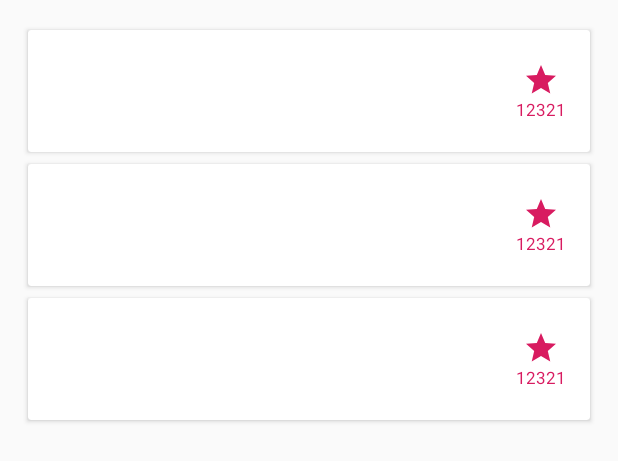
After one commit to Sirelon/AndroidGithubApi, an Android app: the layout fragment_saved_items.xml on its own in the app's theme, with its tools: preview values and no code run, on a phone screen of 412 x 824 dp. The commit adds this screen. Shown: the top 461 px of the screen. Run offline under Robolectric (Android 15) with nearby library versions, the phone set to English and light mode, and no system bars.

Commit message:
Show saved repositories. Open browser by clicking on it

```diff
--- a/app/src/main/java/com/sirelon/githubapi/MainActivity.kt
+++ b/app/src/main/java/com/sirelon/githubapi/MainActivity.kt
@@ -39,7 +39,7 @@ class MainActivity : AppCompatActivity() {
         val appBarConfiguration = AppBarConfiguration(
             setOf(
                 R.id.navigation_search_repo,
-                R.id.navigation_dashboard,
+                R.id.navigation_saved_items,
                 R.id.navigation_notifications
             )
         )
--- a/app/src/main/java/com/sirelon/githubapi/database/AppDataBase.kt
+++ b/app/src/main/java/com/sirelon/githubapi/database/AppDataBase.kt
@@ -8,7 +8,7 @@ import com.sirelon.githubapi.feature.repository.RepositoryDao
 /**
  * Created on 2019-09-05 20:49 for GithubAPi.
  */
-@Database(entities = [Repository::class], version = 1)
+@Database(entities = [Repository::class], version = 2)
 abstract class AppDataBase : RoomDatabase() {
     abstract fun repositoryDao(): RepositoryDao
 }
--- a/app/src/main/java/com/sirelon/githubapi/feature/repository/Repository.kt
+++ b/app/src/main/java/com/sirelon/githubapi/feature/repository/Repository.kt
@@ -12,5 +12,6 @@ data class Repository(
     val id: Long,
     val name: String,
     val description: String,
-    val starCount: Int
+    val starCount: Int,
+    val url: String
 )
--- a/app/src/main/java/com/sirelon/githubapi/feature/repository/RepositoryDao.kt
+++ b/app/src/main/java/com/sirelon/githubapi/feature/repository/RepositoryDao.kt
@@ -13,7 +13,7 @@ interface RepositoryDao : CommonDao<Repository> {
 //    @Query("SELECT * FROM repository WHERE name")
 //    fun searchRepositories(query: String)
 
-    @Query("SELECT * FROM repository")
+    @Query("SELECT * FROM repository ORDER BY starCount")
     fun loadAll(): LiveData<List<Repository>>
 
 }
--- a/app/src/main/java/com/sirelon/githubapi/feature/search/RepoRepository.kt
+++ b/app/src/main/java/com/sirelon/githubapi/feature/search/RepoRepository.kt
@@ -17,8 +17,6 @@ import com.sirelon.githubapi.feature.search.ByType.TITLE
  * Created on 2019-09-05 21:27 for GithubAPi.
  */
 class RepoRepository(private val repositoryDao: RepositoryDao, private val searchApi: SearchApi) {
-
-    fun loadAll() = repositoryDao.loadAll()
 
     private val criteria: SearchCriteria = SearchCriteria("", 1, TITLE, STARS)
 
@@ -53,6 +51,8 @@ class RepoRepository(private val repositoryDao: RepositoryDao, private val searc
         return "$searchQuery+$type"
     }
 
+    fun loadAll() = repositoryDao.loadAll()
+
     @WorkerThread
     suspend fun markAsViewed(item: Repository) {
         repositoryDao.insert(item)
@@ -60,4 +60,4 @@ class RepoRepository(private val repositoryDao: RepositoryDao, private val searc
 }
 
 fun ServerRepository.map() =
-    Repository(id = id, name = name, description = description, starCount = countOfStars)
+    Repository(id = id, name = name, description = description, starCount = countOfStars, url = url)
--- a/app/src/main/java/com/sirelon/githubapi/feature/search/ServerSearchResults.kt
+++ b/app/src/main/java/com/sirelon/githubapi/feature/search/ServerSearchResults.kt
@@ -21,6 +21,6 @@ class ServerRepository(
     val description: String,
     @SerializedName("stargazers_count")
     val countOfStars: Int,
-    @SerializedName("url")
+    @SerializedName("html_url")
     val url: String
 )
--- a/app/src/main/res/layout/activity_main.xml
+++ b/app/src/main/res/layout/activity_main.xml
@@ -3,9 +3,8 @@
     xmlns:app="http://schemas.android.com/apk/res-auto"
     android:id="@+id/container"
     android:layout_width="match_parent"
-    android:layout_height="match_parent"
-    android:paddingTop="?attr/actionBarSize">
-
+    android:layout_height="match_parent">
+<!--    android:paddingTop="?attr/actionBarSize"-->
     <com.google.android.material.bottomnavigation.BottomNavigationView
         android:id="@+id/nav_view"
         android:layout_width="0dp"
--- /dev/null
+++ b/app/src/main/res/layout/fragment_saved_items.xml
@@ -0,0 +1,17 @@
+<?xml version="1.0" encoding="utf-8"?>
+<androidx.constraintlayout.widget.ConstraintLayout xmlns:android="http://schemas.android.com/apk/res/android"
+    xmlns:app="http://schemas.android.com/apk/res-auto"
+    xmlns:tools="http://schemas.android.com/tools"
+    android:layout_width="match_parent"
+    android:layout_height="match_parent">
+
+    <androidx.recyclerview.widget.RecyclerView
+        android:id="@+id/repositoriesList"
+        android:layout_width="match_parent"
+        android:layout_height="0dp"
+        android:clipToPadding="false"
+        android:padding="16dp"
+        app:layout_constraintBottom_toBottomOf="parent"
+        app:layout_constraintTop_toTopOf="parent"
+        tools:listitem="@layout/item_repository" />
+</androidx.constraintlayout.widget.ConstraintLayout>
--- a/app/src/main/res/menu/bottom_nav_menu.xml
+++ b/app/src/main/res/menu/bottom_nav_menu.xml
@@ -7,7 +7,7 @@
         android:title="@string/title_home" />
 
     <item
-        android:id="@+id/navigation_dashboard"
+        android:id="@+id/navigation_saved_items"
         android:icon="@drawable/ic_dashboard_black_24dp"
         android:title="@string/title_dashboard" />
 
```
Also changed, not shown: app/src/main/java/com/sirelon/githubapi/di/Injector.kt (+7 -2 lines), app/src/main/java/com/sirelon/githubapi/feature/saved/SavedItemsFragment.kt (added, +37 -0 lines), app/src/main/java/com/sirelon/githubapi/feature/saved/SavedItemsRepository.kt (added, +13 -0 lines), app/src/main/java/com/sirelon/githubapi/feature/saved/SavedItemsViewModel.kt (added, +9 -0 lines), app/src/main/java/com/sirelon/githubapi/feature/ui/dashboard/DashboardFragment.kt (deleted, +0 -31 lines), app/src/main/java/com/sirelon/githubapi/feature/ui/dashboard/DashboardViewModel.kt (deleted, +0 -13 lines), app/src/main/java/com/sirelon/githubapi/utils/extensions.kt (+10 -0 lines), app/src/main/res/layout/fragment_dashboard.xml (deleted, +0 -19 lines), app/src/main/res/navigation/project_navigation.xml (+4 -4 lines).
